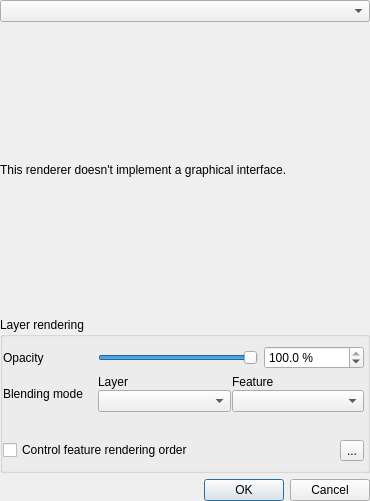
First picture: the form in src/ui/qgsrendererv2propsdialogbase.ui, repository carsmie/QGIS, before the edit.
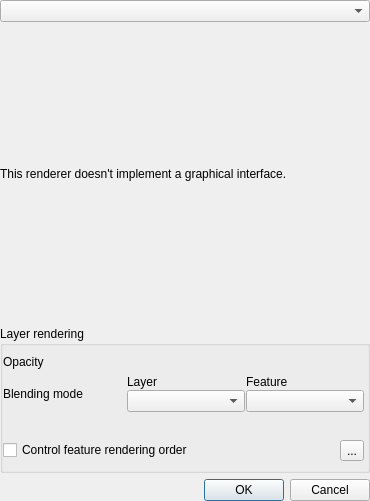
Second picture: the form after the edit. Icons and pictures are not drawn. Custom widgets are drawn as their Qt base class.

Commit message: Use QgsOpacityWidget wherever appropriate

What changed in the file:
```diff
--- a/src/ui/qgsrendererv2propsdialogbase.ui
+++ b/src/ui/qgsrendererv2propsdialogbase.ui
@@ -114,66 +114,7 @@
             <property name="rightMargin">
              <number>3</number>
             </property>
-            <item row="0" column="1" colspan="3">
-             <layout class="QHBoxLayout" name="horizontalLayout_2">
-              <item>
-               <widget class="QSlider" name="mLayerOpacitySlider">
-                <property name="maximum">
-                 <number>1000</number>
-                </property>
-                <property name="singleStep">
-                 <number>10</number>
-                </property>
-                <property name="pageStep">
-                 <number>100</number>
-                </property>
-                <property name="value">
-                 <number>1000</number>
-                </property>
-                <property name="orientation">
-                 <enum>Qt::Horizontal</enum>
-                </property>
-               </widget>
-              </item>
-              <item>
-               <widget class="QgsDoubleSpinBox" name="mLayerOpacitySpnBx">
-                <property name="minimumSize">
-                 <size>
-                  <width>100</width>
-                  <height>0</height>
-                 </size>
-                </property>
-                <property name="suffix">
-                 <string> %</string>
-                </property>
-                <property name="decimals">
-                 <number>1</number>
-                </property>
-                <property name="maximum">
-                 <double>100.000000000000000</double>
-                </property>
-                <property name="value">
-                 <double>100.000000000000000</double>
-                </property>
-               </widget>
-              </item>
-             </layout>
-            </item>
-            <item row="0" column="0">
-             <widget class="QLabel" name="lblTransparency">
-              <property name="text">
-               <string>Opacity</string>
-              </property>
-             </widget>
-            </item>
-            <item row="1" column="0">
-             <widget class="QLabel" name="lblBlend">
-              <property name="text">
-               <string>Blending mode</string>
-              </property>
-             </widget>
-            </item>
-            <item row="1" column="1" colspan="3">
+            <item row="1" column="1" colspan="2">
              <layout class="QGridLayout" name="gridLayout_1">
               <property name="leftMargin">
                <number>0</number>
@@ -220,7 +161,14 @@
               </item>
              </layout>
             </item>
-            <item row="3" column="0" colspan="4">
+            <item row="0" column="0">
+             <widget class="QLabel" name="lblTransparency">
+              <property name="text">
+               <string>Opacity</string>
+              </property>
+             </widget>
+            </item>
+            <item row="3" column="0" colspan="3">
              <layout class="QHBoxLayout" name="horizontalLayout_3">
               <item>
                <widget class="QCheckBox" name="checkboxEnableOrderBy">
@@ -242,7 +190,7 @@
               </item>
              </layout>
             </item>
-            <item row="2" column="0" colspan="4">
+            <item row="2" column="0" colspan="3">
              <widget class="QgsEffectStackCompactWidget" name="mEffectWidget" native="true">
               <property name="minimumSize">
                <size>
@@ -252,6 +200,20 @@
               </property>
              </widget>
             </item>
+            <item row="1" column="0">
+             <widget class="QLabel" name="lblBlend">
+              <property name="text">
+               <string>Blending mode</string>
+              </property>
+             </widget>
+            </item>
+            <item row="0" column="1" colspan="2">
+             <widget class="QgsOpacityWidget" name="mOpacityWidget" native="true">
+              <property name="focusPolicy">
+               <enum>Qt::StrongFocus</enum>
+              </property>
+             </widget>
+            </item>
            </layout>
           </widget>
          </item>
@@ -271,11 +233,6 @@
   </layout>
  </widget>
  <customwidgets>
-  <customwidget>
-   <class>QgsDoubleSpinBox</class>
-   <extends>QDoubleSpinBox</extends>
-   <header>qgsdoublespinbox.h</header>
-  </customwidget>
   <customwidget>
    <class>QgsBlendModeComboBox</class>
    <extends>QComboBox</extends>
@@ -293,6 +250,12 @@
    <header>effects/qgseffectstackpropertieswidget.h</header>
    <container>1</container>
   </customwidget>
+  <customwidget>
+   <class>QgsOpacityWidget</class>
+   <extends>QWidget</extends>
+   <header>qgsopacitywidget.h</header>
+   <container>1</container>
+  </customwidget>
  </customwidgets>
  <tabstops>
   <tabstop>cboRenderers</tabstop>
```
Left out of the diff: 7 changed lines with no effect on the pictures. The commit also changes 31 other files.
